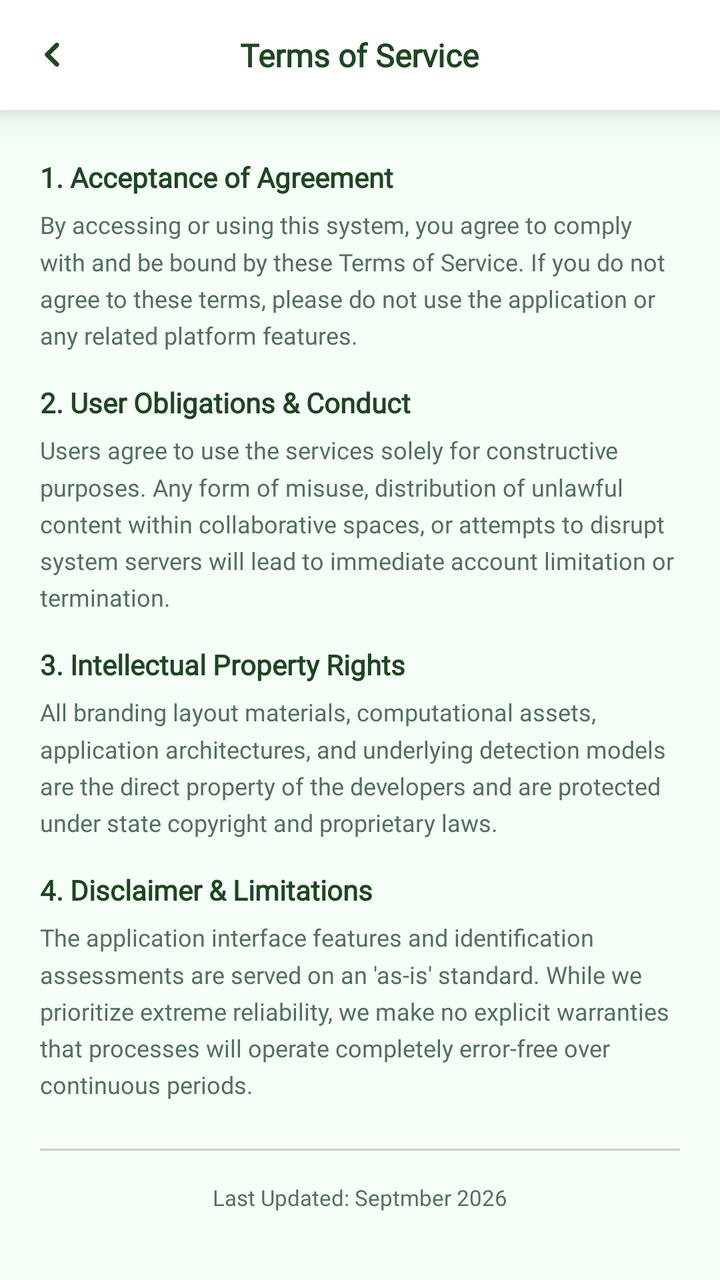
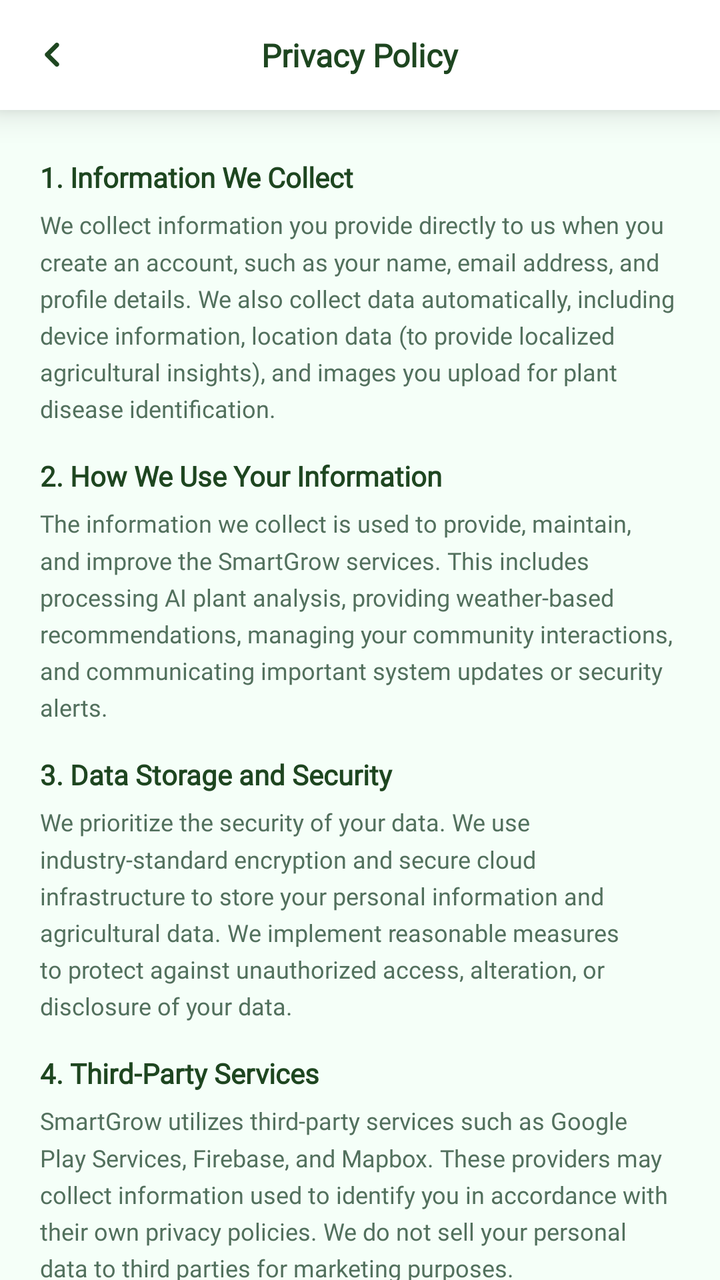

Screens rendered from an Android XML layout before and after an edit, with the pre-edit source and the edit as a unified diff.
<!-- AndroidManifest.xml: application theme Theme.SmartGrow -->
<!-- res/layout/fragment_privacy_policy.xml -->
<?xml version="1.0" encoding="utf-8"?>
<LinearLayout
    xmlns:android="http://schemas.android.com/apk/res/android"
    xmlns:app="http://schemas.android.com/apk/res-auto"
    xmlns:tools="http://schemas.android.com/tools"

    android:id="@+id/layout_terms_service"
    android:layout_width="match_parent"
    android:layout_height="match_parent"
    android:orientation="vertical"

    android:background="@color/app_background"

    android:clipChildren="false"
    android:clipToPadding="false">


    

    <com.google.android.material.card.MaterialCardView
        android:layout_width="match_parent"
        android:layout_height="55dp"

        app:cardBackgroundColor="@color/card_background"
        app:cardElevation="10dp"
        app:cardCornerRadius="0dp"
        app:strokeWidth="0dp">

        <RelativeLayout
            android:layout_width="match_parent"
            android:layout_height="match_parent">


            

            <ImageView
                android:id="@+id/btn_back_privacy"

                android:layout_width="36dp"
                android:layout_height="36dp"

                android:layout_alignParentStart="true"
                android:layout_centerVertical="true"

                android:layout_marginStart="8dp"

                android:background="?attr/selectableItemBackgroundBorderless"

                android:clickable="true"
                android:focusable="true"

                android:padding="12dp"

                android:src="@drawable/ic_back"

                app:tint="@color/primary_green"

                android:contentDescription="Go back" />


            

            <TextView
                android:id="@+id/tv_screen_title"

                android:layout_width="wrap_content"
                android:layout_height="wrap_content"

                android:layout_centerInParent="true"

                android:fontFamily="@font/inter_extrabold"

                android:text="Terms of Service"

                android:textColor="@color/primary_green"

                android:textSize="16sp"

                android:textStyle="bold" />

        </RelativeLayout>

    </com.google.android.material.card.MaterialCardView>


    

    <androidx.core.widget.NestedScrollView

        android:layout_width="match_parent"
        android:layout_height="0dp"

        android:layout_weight="1"

        android:fillViewport="true"
        android:overScrollMode="never"

        android:clipToPadding="false">


        <LinearLayout

            android:layout_width="match_parent"
            android:layout_height="wrap_content"

            android:orientation="vertical"

            android:paddingHorizontal="20dp"
            android:paddingTop="24dp"
            android:paddingBottom="40dp"

            android:clipChildren="false"
            android:clipToPadding="false">


            

            <TextView

                android:layout_width="match_parent"
                android:layout_height="wrap_content"

                android:layout_marginBottom="6dp"

                android:fontFamily="@font/inter_extrabold"

                android:text="1. Acceptance of Agreement"

                android:textColor="@color/profile_title_color"

                android:textSize="14sp"

                android:textStyle="bold" />


            <TextView

                android:layout_width="match_parent"
                android:layout_height="wrap_content"

                android:layout_marginBottom="16dp"

                android:fontFamily="@font/inter_semibold"

                android:lineSpacingMultiplier="1.3"

                android:text="By accessing or using this system, you agree to comply with and be bound by these Terms of Service. If you do not agree to these terms, please do not use the application or any related platform features."

                android:textColor="@color/text_secondary"

                android:textSize="12sp" />


            

            <TextView

                android:layout_width="match_parent"
                android:layout_height="wrap_content"

                android:layout_marginBottom="6dp"

                android:fontFamily="@font/inter_extrabold"

                android:text="2. User Obligations &amp; Conduct"

                android:textColor="@color/profile_title_color"

                android:textSize="14sp"

                android:textStyle="bold" />


            <TextView

                android:layout_width="match_parent"
                android:layout_height="wrap_content"

                android:layout_marginBottom="16dp"

                android:fontFamily="@font/inter_semibold"

                android:lineSpacingMultiplier="1.3"

                android:text="Users agree to use the services solely for constructive purposes. Any form of misuse, distribution of unlawful content within collaborative spaces, or attempts to disrupt system servers will lead to immediate account limitation or termination."

                android:textColor="@color/text_secondary"

                android:textSize="12sp" />


            

            <TextView

                android:layout_width="match_parent"
                android:layout_height="wrap_content"

                android:layout_marginBottom="6dp"

                android:fontFamily="@font/inter_extrabold"

                android:text="3. Intellectual Property Rights"

                android:textColor="@color/profile_title_color"

                android:textSize="14sp"

                android:textStyle="bold" />


            <TextView

                android:layout_width="match_parent"
                android:layout_height="wrap_content"

                android:layout_marginBottom="16dp"

                android:fontFamily="@font/inter_semibold"

                android:lineSpacingMultiplier="1.3"

                android:text="All branding layout materials, computational assets, application architectures, and underlying detection models are the direct property of the developers and are protected under state copyright and proprietary laws."

                android:textColor="@color/text_secondary"

                android:textSize="12sp" />


            

            <TextView

                android:layout_width="match_parent"
                android:layout_height="wrap_content"

                android:layout_marginBottom="6dp"

                android:fontFamily="@font/inter_extrabold"

                android:text="4. Disclaimer &amp; Limitations"

                android:textColor="@color/profile_title_color"

                android:textSize="14sp"

                android:textStyle="bold" />


            <TextView

                android:layout_width="match_parent"
                android:layout_height="wrap_content"

                android:layout_marginBottom="24dp"

                android:fontFamily="@font/inter_semibold"

                android:lineSpacingMultiplier="1.3"

                android:text="The application interface features and identification assessments are served on an 'as-is' standard. While we prioritize extreme reliability, we make no explicit warranties that processes will operate completely error-free over continuous periods."

                android:textColor="@color/text_secondary"

                android:textSize="12sp" />


            

            <View

                android:layout_width="match_parent"
                android:layout_height="1dp"

                android:layout_marginBottom="16dp"

                android:background="@color/divider" />


            

            <TextView

                android:layout_width="match_parent"
                android:layout_height="wrap_content"

                android:fontFamily="@font/inter_semibold"

                android:text="Last Updated: Septmber 2026"

                android:textAlignment="center"

                android:textColor="@color/text_secondary"

                android:textSize="11sp" />

        </LinearLayout>

    </androidx.core.widget.NestedScrollView>

</LinearLayout>
<!-- resources referenced by this layout -->
<resources>
  <color name="app_background">#F5FFF8</color>
  <color name="card_background">#FFFFFF</color>
  <color name="divider">#CCCCCC</color>
  <color name="primary_green">#1e4620</color>
  <color name="profile_title_color">#1e4620</color>
  <color name="text_secondary">#52705D</color>
  <!-- drawable ic_back (drawable) -->
  <vector xmlns:android="http://schemas.android.com/apk/res/android"
      android:width="512dp"
      android:height="512dp"
      android:viewportWidth="512"
      android:viewportHeight="512">
    <path
        android:pathData="M353.56,0.08C357.11,0.08 360.66,0.08 364.22,0.08C367.19,1.92 374.58,2.14 378.56,4.11C393.52,11.5 404.28,23.82 407.7,40.46C414.26,72.47 386.01,92.33 366.38,112.23C334.11,144.95 301.48,177.34 268.9,209.75C258.82,219.77 248.74,229.81 238.73,239.91C233.63,245.06 227.91,249.93 223.3,255.53C228.34,261.95 235.03,267.53 240.83,273.29C251.85,284.23 262.79,295.27 273.78,306.24C304.6,336.98 335.02,368.15 366.11,398.6C372.57,404.93 378.91,411.37 385.28,417.77C400.7,433.28 412.97,447.13 408.61,471.07C405.55,487.85 394.47,500.51 379.48,507.87C375.55,509.8 368.01,510.1 365.13,511.92C361.58,511.92 358.03,511.92 354.48,511.92C352.39,510.58 348.57,510.58 346.03,509.88C341.29,508.57 336.65,506.39 332.46,503.79C324.57,498.91 318.22,490.86 311.69,484.36C299.66,472.39 287.73,460.31 275.69,448.35C237.53,410.45 199.54,372.38 161.6,334.26C150.65,323.25 139.59,312.33 128.65,301.3C124.81,297.43 120.03,294.72 116.33,290.7C107.37,280.97 102.73,268.77 102.71,255.53C102.7,242.34 107.38,230.05 116.33,220.36C120.03,216.35 124.82,213.64 128.65,209.76C139.26,199.03 150,188.42 160.67,177.74C198.7,139.71 236.5,101.45 274.77,63.66C286.84,51.74 298.7,39.59 310.77,27.66C317.31,21.21 323.51,13.41 331.28,8.4C335.5,5.68 340.28,3.48 345.11,2.13C347.63,1.42 351.5,1.44 353.56,0.08Z"
        android:strokeLineJoin="round"
        android:strokeWidth="0.25"
        android:fillColor="#000000"
        android:fillType="evenOdd"
        android:strokeColor="#000000"/>
  </vector>
  <style name="Theme.SmartGrow" parent="Base.Theme.SmartGrow" />
  <style name="Base.Theme.SmartGrow" parent="Theme.Material3.DayNight.NoActionBar">
          <item name="android:windowBackground">@color/app_background</item>
          <item name="android:windowDisablePreview">true</item>
  
          
          <item name="android:statusBarColor">@color/app_background</item>
          <item name="android:windowLightStatusBar">true</item>
  
          
          <item name="android:navigationBarColor">@color/app_background</item>
          <item name="android:windowLightNavigationBar" ns0:targetApi="o_mr1">true</item>
  
          <item name="android:windowDrawsSystemBarBackgrounds">true</item>
          <item name="android:windowTranslucentStatus">false</item>
          <item name="android:windowTranslucentNavigation">false</item>
  
          
          <item name="popupMenuStyle">@style/ModernPopupMenuStyle</item>
      </style>
  <style name="ModernPopupMenuStyle" parent="Widget.Material3.PopupMenu">
          <item name="android:popupBackground">@android:color/white</item>
      </style>
</resources>

<!-- the commit's change to res/layout/fragment_privacy_policy.xml (unified diff, before → after) -->
@@ -4,7 +4,7 @@
     xmlns:app="http://schemas.android.com/apk/res-auto"
     xmlns:tools="http://schemas.android.com/tools"
 
-    android:id="@+id/layout_terms_service"
+    android:id="@+id/layout_privacy_policy"
     android:layout_width="match_parent"
     android:layout_height="match_parent"
     android:orientation="vertical"
@@ -70,7 +70,7 @@
 
                 android:fontFamily="@font/inter_extrabold"
 
-                android:text="Terms of Service"
+                android:text="Privacy Policy"
 
                 android:textColor="@color/primary_green"
 
@@ -124,7 +124,7 @@
 
                 android:fontFamily="@font/inter_extrabold"
 
-                android:text="1. Acceptance of Agreement"
+                android:text="1. Information We Collect"
 
                 android:textColor="@color/profile_title_color"
 
@@ -144,7 +144,7 @@
 
                 android:lineSpacingMultiplier="1.3"
 
-                android:text="By accessing or using this system, you agree to comply with and be bound by these Terms of Service. If you do not agree to these terms, please do not use the application or any related platform features."
+                android:text="We collect information you provide directly to us when you create an account, such as your name, email address, and profile details. We also collect data automatically, including device information, location data (to provide localized agricultural insights), and images you upload for plant disease identification."
 
                 android:textColor="@color/text_secondary"
 
@@ -162,7 +162,7 @@
 
                 android:fontFamily="@font/inter_extrabold"
 
-                android:text="2. User Obligations &amp; Conduct"
+                android:text="2. How We Use Your Information"
 
                 android:textColor="@color/profile_title_color"
 
@@ -182,7 +182,7 @@
 
                 android:lineSpacingMultiplier="1.3"
 
-                android:text="Users agree to use the services solely for constructive purposes. Any form of misuse, distribution of unlawful content within collaborative spaces, or attempts to disrupt system servers will lead to immediate account limitation or termination."
+                android:text="The information we collect is used to provide, maintain, and improve the SmartGrow services. This includes processing AI plant analysis, providing weather-based recommendations, managing your community interactions, and communicating important system updates or security alerts."
 
                 android:textColor="@color/text_secondary"
 
@@ -200,7 +200,7 @@
 
                 android:fontFamily="@font/inter_extrabold"
 
-                android:text="3. Intellectual Property Rights"
+                android:text="3. Data Storage and Security"
 
                 android:textColor="@color/profile_title_color"
 
@@ -220,7 +220,7 @@
 
                 android:lineSpacingMultiplier="1.3"
 
-                android:text="All branding layout materials, computational assets, application architectures, and underlying detection models are the direct property of the developers and are protected under state copyright and proprietary laws."
+                android:text="We prioritize the security of your data. We use industry-standard encryption and secure cloud infrastructure to store your personal information and agricultural data. We implement reasonable measures to protect against unauthorized access, alteration, or disclosure of your data."
 
                 android:textColor="@color/text_secondary"
 
@@ -238,7 +238,7 @@
 
                 android:fontFamily="@font/inter_extrabold"
 
-                android:text="4. Disclaimer &amp; Limitations"
+                android:text="4. Third-Party Services"
 
                 android:textColor="@color/profile_title_color"
 
@@ -258,7 +258,7 @@
 
                 android:lineSpacingMultiplier="1.3"
 
-                android:text="The application interface features and identification assessments are served on an 'as-is' standard. While we prioritize extreme reliability, we make no explicit warranties that processes will operate completely error-free over continuous periods."
+                android:text="SmartGrow utilizes third-party services such as Google Play Services, Firebase, and Mapbox. These providers may collect information used to identify you in accordance with their own privacy policies. We do not sell your personal data to third parties for marketing purposes."
 
                 android:textColor="@color/text_secondary"
 
@@ -286,7 +286,7 @@
 
                 android:fontFamily="@font/inter_semibold"
 
-                android:text="Last Updated: Septmber 2026"
+                android:text="Last Updated: September 2026"
 
                 android:textAlignment="center"
 
